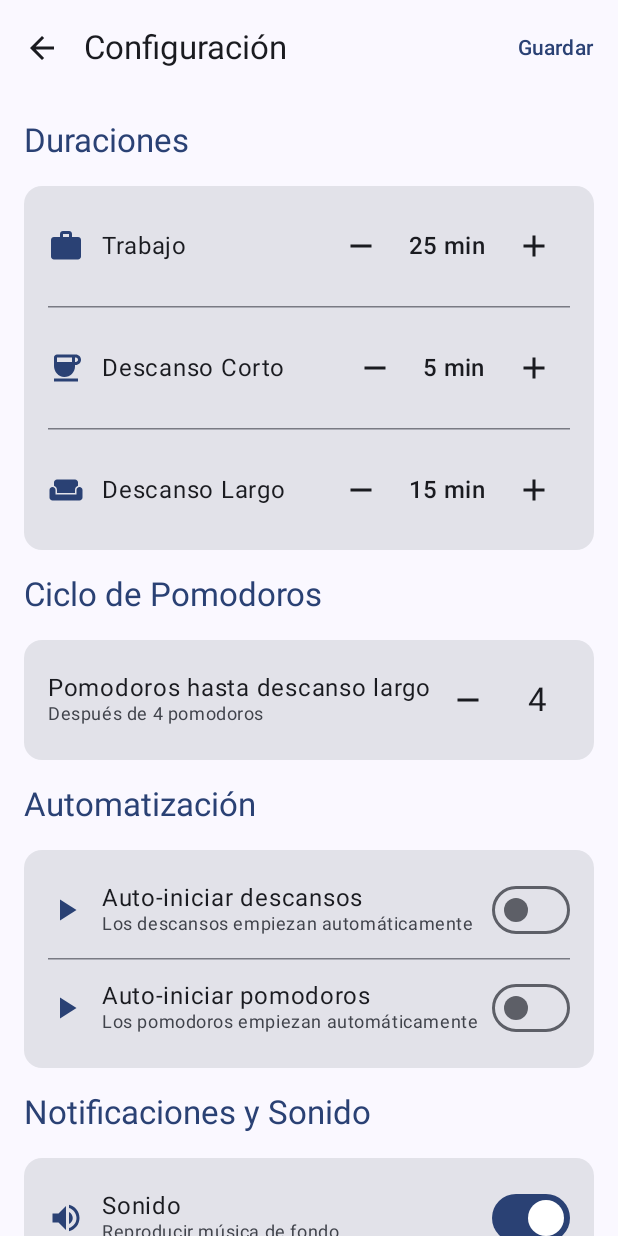
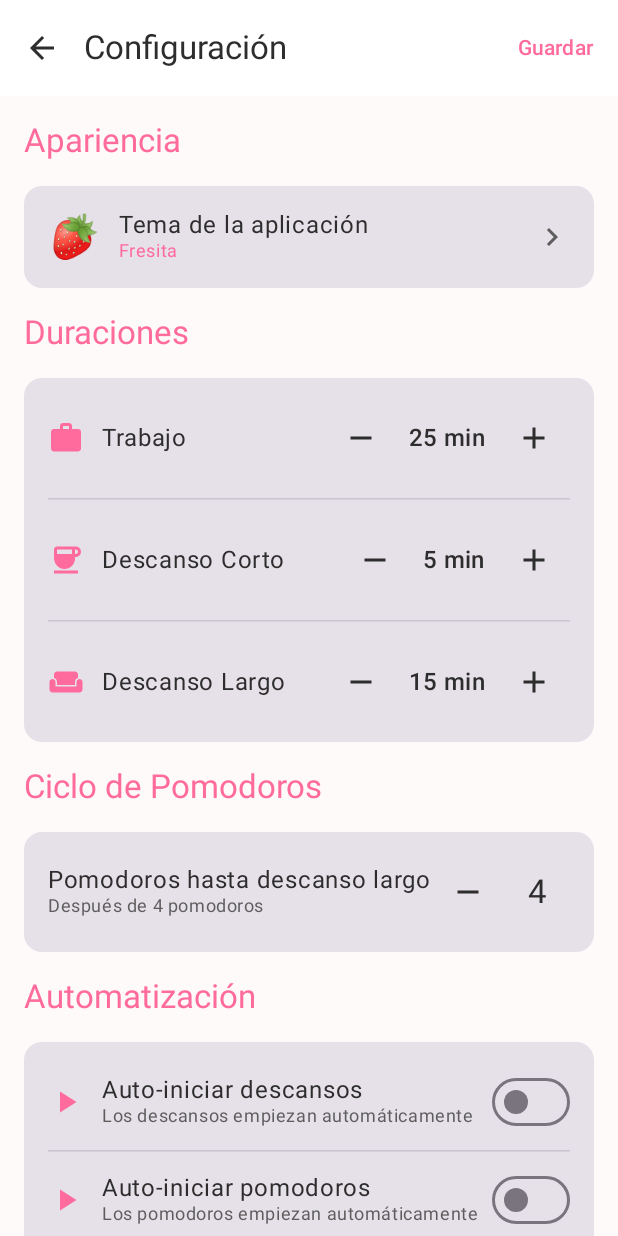
Before and after one commit to Adano89859/PomodoroAndroid, an Android app built with Jetpack Compose: the SettingsScreen screen opened through its navigation route, on a phone screen of 412 x 824 dp. Run offline under Robolectric (Android 15) with nearby library versions, the light colour scheme and no system bars; our stand-ins replace Room's generated code.

Commit message:
Aplicación de estilos.

```diff
--- a/app/src/main/java/com/example/pomodoro/MainActivity.kt
+++ b/app/src/main/java/com/example/pomodoro/MainActivity.kt
@@ -10,6 +10,8 @@ import androidx.activity.result.contract.ActivityResultContracts
 import androidx.compose.foundation.layout.fillMaxSize
 import androidx.compose.material3.MaterialTheme
 import androidx.compose.material3.Surface
+import androidx.compose.runtime.collectAsState
+import androidx.compose.runtime.getValue
 import androidx.compose.ui.Modifier
 import androidx.core.content.ContextCompat
 import androidx.lifecycle.ViewModelProvider
@@ -35,10 +37,8 @@ class MainActivity : ComponentActivity() {
     override fun onCreate(savedInstanceState: Bundle?) {
         super.onCreate(savedInstanceState)
 
-        // Inicializar ViewModel
         viewModel = ViewModelProvider(this)[PomodoroViewModel::class.java]
 
-        // Solicitar permiso de notificaciones en Android 13+
         if (Build.VERSION.SDK_INT >= Build.VERSION_CODES.TIRAMISU) {
             when {
                 ContextCompat.checkSelfPermission(
@@ -54,7 +54,9 @@ class MainActivity : ComponentActivity() {
         }
 
         setContent {
-            PomodoroTheme {
+            val settings by viewModel.settings.collectAsState()
+
+            PomodoroTheme(appTheme = settings.appTheme) {
                 Surface(
                     modifier = Modifier.fillMaxSize(),
                     color = MaterialTheme.colorScheme.background
--- a/app/src/main/java/com/example/pomodoro/data/model/PomodoroSettings.kt
+++ b/app/src/main/java/com/example/pomodoro/data/model/PomodoroSettings.kt
@@ -11,5 +11,6 @@ data class PomodoroSettings(
     val vibrationEnabled: Boolean = true,
     val workMusicTrackId: String = "work_focus_1",
     val shortBreakMusicTrackId: String = "break_short_chill_1",
-    val longBreakMusicTrackId: String = "break_long_deep_1"
+    val longBreakMusicTrackId: String = "break_long_deep_1",
+    val appTheme: AppTheme = AppTheme.FRESITA_LIGHT
 )
--- a/app/src/main/java/com/example/pomodoro/ui/settings/SettingsScreen.kt
+++ b/app/src/main/java/com/example/pomodoro/ui/settings/SettingsScreen.kt
@@ -11,6 +11,7 @@ import androidx.compose.runtime.*
 import androidx.compose.ui.Alignment
 import androidx.compose.ui.Modifier
 import androidx.compose.ui.unit.dp
+import com.example.pomodoro.data.model.AppTheme
 import com.example.pomodoro.data.model.PomodoroSettings
 import com.example.pomodoro.data.model.SessionType
 import com.example.pomodoro.ui.timer.PomodoroViewModel
@@ -58,6 +59,70 @@ fun SettingsScreen(
                 .padding(16.dp),
             verticalArrangement = Arrangement.spacedBy(16.dp)
         ) {
+            // Sección de Apariencia (PRIMERO para que sea visible)
+            Text(
+                text = "Apariencia",
+                style = MaterialTheme.typography.titleLarge,
+                color = MaterialTheme.colorScheme.primary
+            )
+
+            var showThemeDialog by remember { mutableStateOf(false) }
+
+            Card(
+                modifier = Modifier
+                    .fillMaxWidth()
+                    .clickable { showThemeDialog = true }
+            ) {
+                Row(
+                    modifier = Modifier
+                        .fillMaxWidth()
+                        .padding(16.dp),
+                    horizontalArrangement = Arrangement.SpaceBetween,
+                    verticalAlignment = Alignment.CenterVertically
+                ) {
+                    Row(
+                        verticalAlignment = Alignment.CenterVertically
+                    ) {
+                        Text(
+                            text = localSettings.appTheme.emoji,
+                            style = MaterialTheme.typography.headlineMedium,
+                            modifier = Modifier.padding(end = 12.dp)
+                        )
+                        Column {
+                            Text(
+                                text = "Tema de la aplicación",
+                                style = MaterialTheme.typography.bodyLarge
+                            )
+                            Text(
+                                text = localSettings.appTheme.displayName,
+                                style = MaterialTheme.typography.bodySmall,
+                                color = MaterialTheme.colorScheme.primary
+                            )
+                        }
+                    }
+
+                    Icon(
+                        Icons.Default.ChevronRight,
+                        contentDescription = "Cambiar tema",
+                        tint = MaterialTheme.colorScheme.onSurfaceVariant
+                    )
+                }
+            }
+
+            // Diálogo de selección de tema
+            if (showThemeDialog) {
+                ThemeSelectorDialog(
+                    currentTheme = localSettings.appTheme,
+                    onDismiss = { showThemeDialog = false },
+                    onThemeSelected = { theme ->
+                        localSettings = localSettings.copy(appTheme = theme)
+                        // Aplicar inmediatamente para previsualizar
+                        viewModel.updateSettings(localSettings)
+                        showThemeDialog = false
+                    }
+                )
+            }
+
             // Sección de duraciones
             Text(
                 text = "Duraciones",
@@ -266,7 +331,7 @@ fun SettingsScreen(
                 }
             }
 
-            // Diálogos de selección
+            // Diálogos de selección de música
             if (showWorkMusicDialog) {
                 MusicSelectorDialog(
                     sessionType = SessionType.WORK,
--- a/app/src/main/java/com/example/pomodoro/ui/theme/Theme.kt
+++ b/app/src/main/java/com/example/pomodoro/ui/theme/Theme.kt
@@ -3,58 +3,34 @@ package com.example.pomodoro.ui.theme
 import android.app.Activity
 import android.os.Build
 import androidx.compose.foundation.isSystemInDarkTheme
+import androidx.compose.material3.ColorScheme
 import androidx.compose.material3.MaterialTheme
-import androidx.compose.material3.darkColorScheme
 import androidx.compose.material3.dynamicDarkColorScheme
 import androidx.compose.material3.dynamicLightColorScheme
-import androidx.compose.material3.lightColorScheme
 import androidx.compose.runtime.Composable
 import androidx.compose.runtime.SideEffect
-import androidx.compose.ui.graphics.Color
 import androidx.compose.ui.graphics.toArgb
 import androidx.compose.ui.platform.LocalContext
 import androidx.compose.ui.platform.LocalView
 import androidx.core.view.WindowCompat
-
-private val DarkColorScheme = darkColorScheme(
-    primary = Color(0xFFE57373),
-    secondary = Color(0xFF81C784),
-    tertiary = Color(0xFF64B5F6),
-    background = Color(0xFF1C1B1F),
-    surface = Color(0xFF1C1B1F),
-    onPrimary = Color.White,
-    onSecondary = Color.White,
-    onTertiary = Color.White,
-    onBackground = Color(0xFFE6E1E5),
-    onSurface = Color(0xFFE6E1E5),
-)
-
-private val LightColorScheme = lightColorScheme(
-    primary = Color(0xFFE53935),
-    secondary = Color(0xFF43A047),
-    tertiary = Color(0xFF1E88E5),
-    background = Color(0xFFFFFBFE),
-    surface = Color(0xFFFFFBFE),
-    onPrimary = Color.White,
-    onSecondary = Color.White,
-    onTertiary = Color.White,
-    onBackground = Color(0xFF1C1B1F),
-    onSurface = Color(0xFF1C1B1F),
-)
+import com.example.pomodoro.data.model.AppTheme
 
 @Composable
 fun PomodoroTheme(
-    darkTheme: Boolean = isSystemInDarkTheme(),
-    dynamicColor: Boolean = true,
+    appTheme: AppTheme = AppTheme.FRESITA_LIGHT,
+    dynamicColor: Boolean = false, // Deshabilitado por defecto para usar nuestros temas
     content: @Composable () -> Unit
 ) {
+    val isDarkTheme = isSystemInDarkTheme()
+
     val colorScheme = when {
+        // Material You (Android 12+) - solo si se habilita explícitamente
         dynamicColor && Build.VERSION.SDK_INT >= Build.VERSION_CODES.S -> {
             val context = LocalContext.current
-            if (darkTheme) dynamicDarkColorScheme(context) else dynamicLightColorScheme(context)
+            if (isDarkTheme) dynamicDarkColorScheme(context) else dynamicLightColorScheme(context)
         }
-        darkTheme -> DarkColorScheme
-        else -> LightColorScheme
+        // Temas personalizados
+        else -> getColorSchemeForTheme(appTheme, isDarkTheme)
     }
 
     val view = LocalView.current
@@ -62,7 +38,8 @@ fun PomodoroTheme(
         SideEffect {
             val window = (view.context as Activity).window
             window.statusBarColor = colorScheme.primary.toArgb()
-            WindowCompat.getInsetsController(window, view).isAppearanceLightStatusBars = darkTheme
+            WindowCompat.getInsetsController(window, view).isAppearanceLightStatusBars =
+                !isThemeDark(appTheme, isDarkTheme)
         }
     }
 
@@ -72,3 +49,35 @@ fun PomodoroTheme(
         content = content
     )
 }
+
+@Composable
+private fun getColorSchemeForTheme(theme: AppTheme, systemIsDark: Boolean): ColorScheme {
+    return when (theme) {
+        AppTheme.FRESITA_LIGHT -> AppColorSchemes.FresitaLight
+        AppTheme.FRESITA_DARK -> AppColorSchemes.FresitaDark
+        AppTheme.OCEAN_LIGHT -> AppColorSchemes.OceanLight
+        AppTheme.OCEAN_DARK -> AppColorSchemes.OceanDark
+        AppTheme.FOREST_LIGHT -> AppColorSchemes.ForestLight
+        AppTheme.FOREST_DARK -> AppColorSchemes.ForestDarkScheme
+        AppTheme.SUNSET_LIGHT -> AppColorSchemes.SunsetLight
+        AppTheme.SUNSET_DARK -> AppColorSchemes.SunsetDark
+        AppTheme.PURPLE_LIGHT -> AppColorSchemes.PurpleLight
+        AppTheme.PURPLE_DARK -> AppColorSchemes.PurpleDarkScheme
+        AppTheme.SYSTEM -> {
+            // Si es "Sistema", usar Fresita según el modo del sistema
+            if (systemIsDark) AppColorSchemes.FresitaDark else AppColorSchemes.FresitaLight
+        }
+    }
+}
+
+private fun isThemeDark(theme: AppTheme, systemIsDark: Boolean): Boolean {
+    return when (theme) {
+        AppTheme.FRESITA_DARK,
+        AppTheme.OCEAN_DARK,
+        AppTheme.FOREST_DARK,
+        AppTheme.SUNSET_DARK,
+        AppTheme.PURPLE_DARK -> true
+        AppTheme.SYSTEM -> systemIsDark
+        else -> false
+    }
+}
```
Also changed, not shown: app/src/main/java/com/example/pomodoro/data/model/AppTheme.kt (added, +15 -0 lines), app/src/main/java/com/example/pomodoro/ui/settings/ThemeSelectorDialog.kt (added, +115 -0 lines), app/src/main/java/com/example/pomodoro/ui/theme/ColorSchemes.kt (added, +276 -0 lines).
